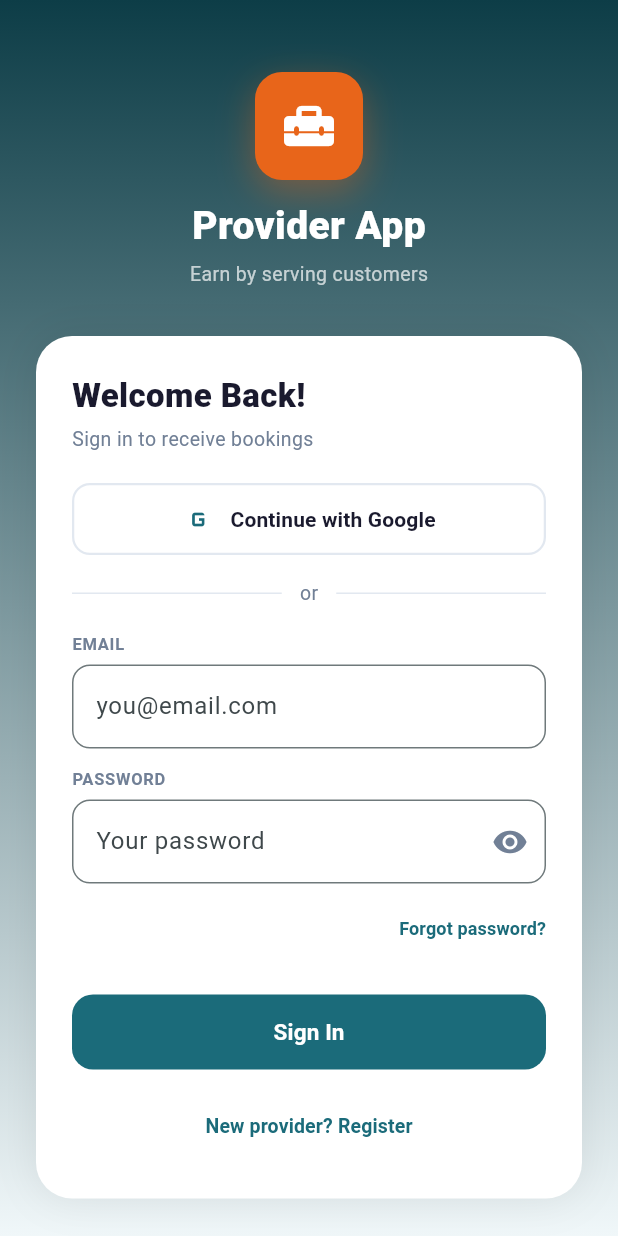
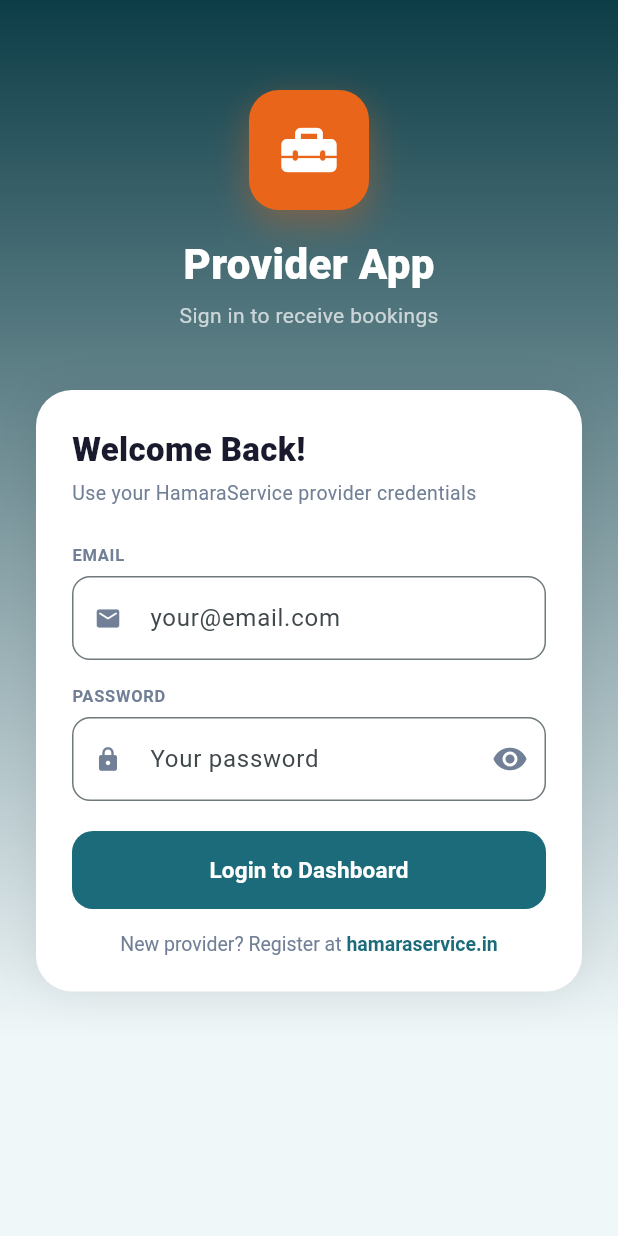
Before and after one commit to srisomesh-ai/hamaraservice-provider, a Flutter app: the LoginScreen screen opened directly, on a phone screen of 412 x 824 dp. Run offline on Flutter 3.47's test engine with Material 3 defaults, Android fonts, the phone set to English and light mode, and no system bars; our stand-ins replace firebase_auth, firebase_core, firebase_database, firebase_messaging, geolocator, shared_preferences; accounts and stored records are empty.

Commit message:
Update login_screen.dart

```diff
--- a/lib/screens/login_screen.dart
+++ b/lib/screens/login_screen.dart
@@ -1,7 +1,6 @@
 import 'package:flutter/material.dart';
-import 'package:firebase_auth/firebase_auth.dart';
-import 'package:google_sign_in/google_sign_in.dart';
 import 'package:firebase_database/firebase_database.dart';
+import 'package:shared_preferences/shared_preferences.dart';
 import '../utils/theme.dart';
 import 'dashboard_screen.dart';
 
@@ -14,120 +13,68 @@
 class _LoginScreenState extends State<LoginScreen> {
   final _emailCtrl = TextEditingController();
   final _pwdCtrl   = TextEditingController();
-  final _nameCtrl  = TextEditingController();
   bool _loading    = false;
-  bool _isRegister = false;
   bool _showPwd    = false;
   String _error    = '';
 
-  Future<void> _saveProviderProfile(User user) async {
-    final ref = FirebaseDatabase.instance.ref('providers/${user.uid}');
-    final snap = await ref.get();
+  Future<void> _login() async {
+    final email = _emailCtrl.text.trim().toLowerCase();
+    final pwd   = _pwdCtrl.text.trim();
+    if (email.isEmpty || pwd.isEmpty) {
+      setState(() => _error = 'Please enter email and password');
+      return;
+    }
+    setState(() { _loading = true; _error = ''; });
+    try {
+      // Search providers by email — exactly like web does
+      final snap = await FirebaseDatabase.instance.ref('providers').get();
+      if (!snap.exists) {
+        setState(() { _loading = false; _error = 'Connection error. Please try again.'; });
+        return;
+      }
+      final all = Map<String, dynamic>.from(snap.value as Map);
+      Map<String, dynamic>? found;
+      String? foundKey;
 
-    if (snap.exists) {
-      // Provider already exists — only update name/email/photo, NEVER touch status or services
-      await ref.update({
-        'name':      user.displayName ?? '',
-        'email':     user.email ?? '',
-        'photo':     user.photoURL ?? '',
-        'updatedAt': DateTime.now().toIso8601String(),
-      });
-    } else {
-      // New provider — create with pending status
-      await ref.set({
-        'id':        user.uid,
-        'name':      user.displayName ?? _nameCtrl.text.trim(),
-        'email':     user.email ?? '',
-        'photo':     user.photoURL ?? '',
-        'status':    'pending',
-        'available': false,
-        'services':  [],
-        'totalJobs': 0,
-        'rating':    5.0,
-        'totalEarnings': 0,
-        'createdAt': DateTime.now().toIso8601String(),
-        'updatedAt': DateTime.now().toIso8601String(),
-      });
+      for (final entry in all.entries) {
+        final p = Map<String, dynamic>.from(entry.value as Map);
+        final pEmail = (p['email'] ?? '').toString().toLowerCase();
+        final pPwd   = (p['password'] ?? '').toString();
+        if (pEmail == email && pPwd == pwd) {
+          found    = p;
+          foundKey = entry.key;
+          break;
         }
       }
 
-  Future<void> _signInGoogle() async {
-    setState(() { _loading = true; _error = ''; });
-    try {
-      final googleUser = await GoogleSignIn().signIn();
-      if (googleUser == null) { setState(() => _loading = false); return; }
-      final googleAuth = await googleUser.authentication;
-      final cred = GoogleAuthProvider.credential(
-        accessToken: googleAuth.accessToken,
-        idToken: googleAuth.idToken,
-      );
-      final result = await FirebaseAuth.instance.signInWithCredential(cred);
-      if (result.user != null) await _saveProviderProfile(result.user!);
-      if (mounted) Navigator.pushReplacement(context,
-        MaterialPageRoute(builder: (_) => const DashboardScreen()));
-    } catch (e) {
-      setState(() { _loading = false; _error = 'Google sign in failed. Try again.'; });
-    }
+      if (found == null) {
+        setState(() { _loading = false; _error = 'Email or password incorrect.'; });
+        return;
       }
 
-  Future<void> _signInEmail() async {
-    final email = _emailCtrl.text.trim();
-    final pwd   = _pwdCtrl.text;
-    if (email.isEmpty || pwd.isEmpty) { setState(() => _error = 'Enter email and password'); return; }
-    setState(() { _loading = true; _error = ''; });
-    try {
-      final result = await FirebaseAuth.instance.signInWithEmailAndPassword(email: email, password: pwd);
-      if (result.user != null) await _saveProviderProfile(result.user!);
-      if (mounted) Navigator.pushReplacement(context,
-        MaterialPageRoute(builder: (_) => const DashboardScreen()));
-    } on FirebaseAuthException catch (e) {
-      final msgs = {
-        'user-not-found':    'No account with this email. Please register.',
-        'wrong-password':    'Incorrect password.',
-        'invalid-email':     'Invalid email format.',
-        'invalid-credential':'Incorrect email or password.',
-      };
-      setState(() { _loading = false; _error = msgs[e.code] ?? 'Sign in failed.'; });
-    }
+      final status = found['status'] ?? 'pending';
+      if (status == 'suspended') {
+        setState(() { _loading = false; _error = 'Account suspended. Contact support.'; });
+        return;
       }
 
-  Future<void> _register() async {
-    final email = _emailCtrl.text.trim();
-    final pwd   = _pwdCtrl.text;
-    final name  = _nameCtrl.text.trim();
-    if (name.isEmpty) { setState(() => _error = 'Enter your full name'); return; }
-    if (email.isEmpty || pwd.isEmpty) { setState(() => _error = 'Enter email and password'); return; }
-    if (pwd.length < 8) { setState(() => _error = 'Password must be at least 8 characters'); return; }
-    setState(() { _loading = true; _error = ''; });
-    try {
-      final result = await FirebaseAuth.instance.createUserWithEmailAndPassword(email: email, password: pwd);
-      await result.user?.updateDisplayName(name);
-      await _saveProviderProfile(result.user!);
-      if (mounted) Navigator.pushReplacement(context,
-        MaterialPageRoute(builder: (_) => const DashboardScreen()));
-    } on FirebaseAuthException catch (e) {
-      final msgs = {
-        'email-already-in-use': 'Email already registered. Please sign in.',
-        'weak-password':        'Password too weak.',
-      };
-      setState(() { _loading = false; _error = msgs[e.code] ?? 'Registration failed.'; });
+      // Save provider session
+      final prefs = await SharedPreferences.getInstance();
+      await prefs.setString('provider_id', foundKey!);
+      await prefs.setString('provider_email', email);
+      await prefs.setBool('provider_logged_in', true);
+
+      if (mounted) {
+        Navigator.pushReplacement(context,
+          MaterialPageRoute(builder: (_) => DashboardScreen(providerId: foundKey!)));
       }
-  }
-
-  Future<void> _forgotPassword() async {
-    final email = _emailCtrl.text.trim();
-    if (email.isEmpty) { setState(() => _error = 'Enter your email first'); return; }
-    try {
-      await FirebaseAuth.instance.sendPasswordResetEmail(email: email);
-      if (mounted) ScaffoldMessenger.of(context).showSnackBar(
-        const SnackBar(content: Text('Password reset email sent!'), backgroundColor: AppColors.green));
     } catch (e) {
-      setState(() => _error = 'Could not send reset email.');
+      setState(() { _loading = false; _error = 'Connection error. Please try again.'; });
     }
   }
 
   @override
-  void dispose() { _emailCtrl.dispose(); _pwdCtrl.dispose(); _nameCtrl.dispose(); super.dispose(); }
+  void dispose() { _emailCtrl.dispose(); _pwdCtrl.dispose(); super.dispose(); }
 
   @override
   Widget build(BuildContext context) {
@@ -144,18 +91,19 @@
             padding: const EdgeInsets.symmetric(horizontal: 24),
             child: Column(
               children: [
-                const SizedBox(height: 48),
+                const SizedBox(height: 60),
                 Container(
-                  width: 72, height: 72,
-                  decoration: BoxDecoration(color: AppColors.brand, borderRadius: BorderRadius.circular(18),
+                  width: 80, height: 80,
+                  decoration: BoxDecoration(color: AppColors.brand, borderRadius: BorderRadius.circular(20),
                     boxShadow: [BoxShadow(color: AppColors.brand.withOpacity(0.4), blurRadius: 20, offset: const Offset(0, 8))]),
-                  child: const Icon(Icons.home_repair_service_rounded, color: Colors.white, size: 40),
+                  child: const Icon(Icons.home_repair_service_rounded, color: Colors.white, size: 44),
                 ),
-                const SizedBox(height: 12),
-                const Text('Provider App', style: TextStyle(fontSize: 26, fontWeight: FontWeight.w800, color: Colors.white)),
+                const SizedBox(height: 16),
+                const Text('Provider App', style: TextStyle(fontSize: 28, fontWeight: FontWeight.w800, color: Colors.white)),
                 const SizedBox(height: 4),
-                const Text('Earn by serving customers', style: TextStyle(fontSize: 13, color: Colors.white70)),
-                const SizedBox(height: 32),
+                const Text('Sign in to receive bookings', style: TextStyle(fontSize: 14, color: Colors.white70)),
+                const SizedBox(height: 40),
+
                 Container(
                   padding: const EdgeInsets.all(24),
                   decoration: BoxDecoration(color: Colors.white, borderRadius: BorderRadius.circular(24),
@@ -163,79 +111,52 @@
                   child: Column(
                     crossAxisAlignment: CrossAxisAlignment.start,
                     children: [
-                      Text(_isRegister ? 'Create Account' : 'Welcome Back!',
-                        style: const TextStyle(fontSize: 22, fontWeight: FontWeight.w800, color: AppColors.ink)),
+                      const Text('Welcome Back!', style: TextStyle(fontSize: 22, fontWeight: FontWeight.w800, color: AppColors.ink)),
                       const SizedBox(height: 4),
-                      Text(_isRegister ? 'Register as a service provider' : 'Sign in to receive bookings',
-                        style: const TextStyle(fontSize: 13, color: AppColors.muted)),
-                      const SizedBox(height: 20),
-                      SizedBox(
-                        width: double.infinity, height: 48,
-                        child: OutlinedButton(
-                          onPressed: _loading ? null : _signInGoogle,
-                          style: OutlinedButton.styleFrom(
-                            side: const BorderSide(color: AppColors.line, width: 1.5),
-                            shape: RoundedRectangleBorder(borderRadius: BorderRadius.circular(12)),
-                          ),
-                          child: Row(mainAxisAlignment: MainAxisAlignment.center, children: [
-                            Image.network('https://www.google.com/favicon.ico', width: 20, height: 20,
-                              errorBuilder: (_, __, ___) => const Icon(Icons.g_mobiledata, size: 22, color: AppColors.teal)),
-                            const SizedBox(width: 10),
-                            const Text('Continue with Google', style: TextStyle(fontSize: 14, fontWeight: FontWeight.w600, color: AppColors.ink)),
-                          ]),
+                      const Text('Use your HamaraService provider credentials',
+                        style: TextStyle(fontSize: 13, color: AppColors.muted)),
+                      const SizedBox(height: 24),
+
+                      // Email
+                      const Text('EMAIL', style: TextStyle(fontSize: 11, fontWeight: FontWeight.w700, color: AppColors.muted, letterSpacing: 0.5)),
+                      const SizedBox(height: 6),
+                      TextField(
+                        controller: _emailCtrl,
+                        keyboardType: TextInputType.emailAddress,
+                        decoration: InputDecoration(
+                          hintText: 'your@email.com',
+                          prefixIcon: const Icon(Icons.email_rounded, color: AppColors.muted, size: 18),
+                          border: OutlineInputBorder(borderRadius: BorderRadius.circular(12)),
                         ),
                       ),
                       const SizedBox(height: 16),
-                      Row(children: [
-                        const Expanded(child: Divider(color: AppColors.line)),
-                        const Padding(padding: EdgeInsets.symmetric(horizontal: 12),
-                          child: Text('or', style: TextStyle(color: AppColors.muted, fontSize: 13))),
-                        const Expanded(child: Divider(color: AppColors.line)),
-                      ]),
-                      const SizedBox(height: 16),
-                      if (_isRegister) ...[
-                        _fieldLabel('Full Name'),
-                        const SizedBox(height: 6),
-                        TextField(controller: _nameCtrl,
-                          decoration: InputDecoration(hintText: 'Your full name',
-                            border: OutlineInputBorder(borderRadius: BorderRadius.circular(12)))),
-                        const SizedBox(height: 12),
-                      ],
-                      _fieldLabel('Email'),
-                      const SizedBox(height: 6),
-                      TextField(controller: _emailCtrl, keyboardType: TextInputType.emailAddress,
-                        decoration: InputDecoration(hintText: 'you@email.com',
-                          border: OutlineInputBorder(borderRadius: BorderRadius.circular(12)))),
-                      const SizedBox(height: 12),
-                      _fieldLabel('Password'),
+
+                      // Password
+                      const Text('PASSWORD', style: TextStyle(fontSize: 11, fontWeight: FontWeight.w700, color: AppColors.muted, letterSpacing: 0.5)),
                       const SizedBox(height: 6),
                       TextField(
-                        controller: _pwdCtrl, obscureText: !_showPwd,
+                        controller: _pwdCtrl,
+                        obscureText: !_showPwd,
                         decoration: InputDecoration(
-                          hintText: _isRegister ? 'Min 8 characters' : 'Your password',
+                          hintText: 'Your password',
+                          prefixIcon: const Icon(Icons.lock_rounded, color: AppColors.muted, size: 18),
                           border: OutlineInputBorder(borderRadius: BorderRadius.circular(12)),
                           suffixIcon: IconButton(
                             icon: Icon(_showPwd ? Icons.visibility_off : Icons.visibility, color: AppColors.muted),
-                            onPressed: () => setState(() => _showPwd = !_showPwd)),
+                            onPressed: () => setState(() => _showPwd = !_showPwd),
                           ),
                         ),
-                      if (!_isRegister) ...[
-                        const SizedBox(height: 6),
-                        Align(
-                          alignment: Alignment.centerRight,
-                          child: TextButton(
-                            onPressed: _forgotPassword,
-                            style: TextButton.styleFrom(padding: EdgeInsets.zero, minimumSize: Size.zero),
-                            child: const Text('Forgot password?', style: TextStyle(fontSize: 12, color: AppColors.teal, fontWeight: FontWeight.w600)),
                       ),
+
+                      if (_error.isNotEmpty) ...[
+                        const SizedBox(height: 12),
+                        Container(
+                          padding: const EdgeInsets.all(12),
+                          decoration: BoxDecoration(
+                            color: const Color(0xFFFFF5F5),
+                            borderRadius: BorderRadius.circular(10),
+                            border: Border.all(color: const Color(0xFFFC8181)),
                           ),
-                      ],
-                      if (_error.isNotEmpty) ...[
-                        const SizedBox(height: 10),
-                        Container(
-                          padding: const EdgeInsets.all(10),
-                          decoration: BoxDecoration(color: const Color(0xFFFFF5F5), borderRadius: BorderRadius.circular(10),
-                            border: Border.all(color: const Color(0xFFFC8181))),
                           child: Row(children: [
                             const Icon(Icons.error_outline, color: Color(0xFFE53E3E), size: 16),
                             const SizedBox(width: 8),
@@ -243,26 +164,41 @@
                           ]),
                         ),
                       ],
+
                       const SizedBox(height: 20),
+
                       SizedBox(
-                        width: double.infinity, height: 50,
+                        width: double.infinity,
                         child: ElevatedButton(
-                          onPressed: _loading ? null : (_isRegister ? _register : _signInEmail),
+                          onPressed: _loading ? null : _login,
+                          style: ElevatedButton.styleFrom(
+                            minimumSize: const Size(double.infinity, 52),
+                            shape: RoundedRectangleBorder(borderRadius: BorderRadius.circular(14)),
+                          ),
                           child: _loading
                               ? const SizedBox(width: 22, height: 22,
-                                  child: CircularProgressIndicator(strokeWidth: 2.5, valueColor: AlwaysStoppedAnimation(Colors.white)))
-                              : Text(_isRegister ? 'Create Account' : 'Sign In',
-                                  style: const TextStyle(fontSize: 15, fontWeight: FontWeight.w700)),
+                                  child: CircularProgressIndicator(strokeWidth: 2.5,
+                                    valueColor: AlwaysStoppedAnimation(Colors.white)))
+                              : const Text('Login to Dashboard',
+                                  style: TextStyle(fontSize: 15, fontWeight: FontWeight.w700)),
                         ),
                       ),
-                      const SizedBox(height: 14),
+
+                      const SizedBox(height: 16),
+
+                      // Register link
                       Center(
-                        child: TextButton(
-                          onPressed: () => setState(() { _isRegister = !_isRegister; _error = ''; }),
-                          child: Text(
-                            _isRegister ? 'Already registered? Sign In' : 'New provider? Register',
-                            style: const TextStyle(fontSize: 13, color: AppColors.teal, fontWeight: FontWeight.w600),
-                          ),
+                        child: GestureDetector(
+                          onTap: () async {
+                            // Open web registration
+                            // launchUrl(Uri.parse('https://hamaraservice.in/provider-portal.html'));
+                          },
+                          child: RichText(text: const TextSpan(children: [
+                            TextSpan(text: 'New provider? Register at ',
+                              style: TextStyle(fontSize: 13, color: AppColors.muted)),
+                            TextSpan(text: 'hamaraservice.in',
+                              style: TextStyle(fontSize: 13, color: AppColors.teal, fontWeight: FontWeight.w700)),
+                          ])),
                         ),
                       ),
                     ],
@@ -276,7 +212,4 @@
       ),
     );
   }
-
-  Widget _fieldLabel(String text) => Text(text.toUpperCase(),
-    style: const TextStyle(fontSize: 11, fontWeight: FontWeight.w700, color: AppColors.muted, letterSpacing: 0.5));
 }
```
Lines whose indentation alone changed are shown as unchanged.
